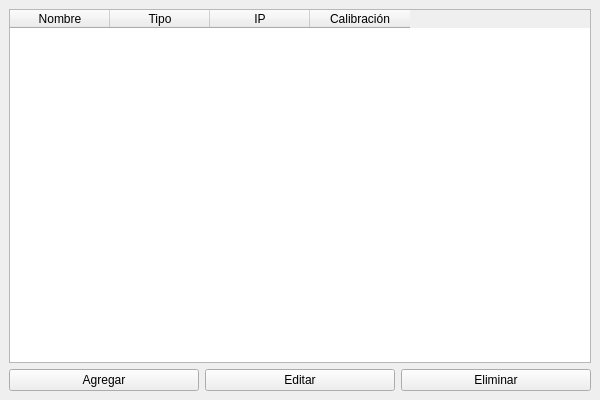
Before: the Qt Designer form IoTConfigManager/mainwindow.ui in juankx99/ProyectoLOT, drawn with Qt 5.
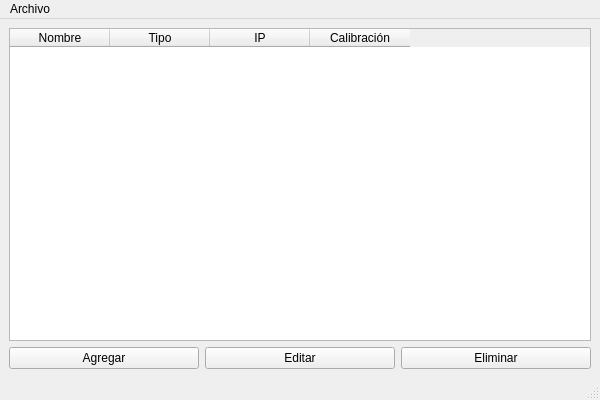
After: the same form once the commit is applied.

```diff
--- a/IoTConfigManager/mainwindow.ui
+++ b/IoTConfigManager/mainwindow.ui
@@ -13,6 +13,30 @@
   <property name="windowTitle">
    <string>Gestor de Dispositivos IoT</string>
   </property>
+
+  <!-- Barra de menú -->
+  <widget class="QMenuBar" name="menubar">
+   <property name="geometry">
+    <rect>
+     <x>0</x>
+     <y>0</y>
+     <width>600</width>
+     <height>20</height>
+    </rect>
+   </property>
+   <widget class="QMenu" name="menuArchivo">
+    <property name="title">
+     <string>Archivo</string>
+    </property>
+    <addaction name="actionLogout"/>
+   </widget>
+   <addaction name="menuArchivo"/>
+  </widget>
+
+  <!-- Barra de estado (vacía, pero estándar) -->
+  <widget class="QStatusBar" name="statusbar"/>
+
+  <!-- Widget central con tabla y botones -->
   <widget class="QWidget" name="centralwidget">
    <layout class="QVBoxLayout" name="verticalLayout">
     <item>
```
Left out of the diff: 8 changed lines with no effect on the pictures.
